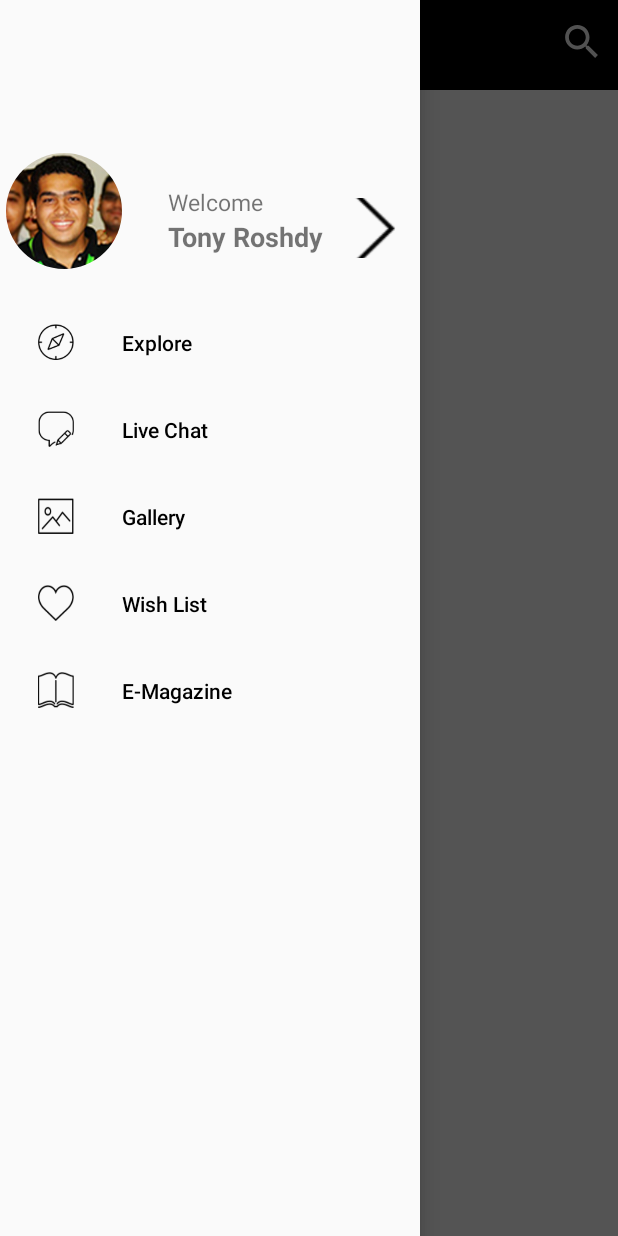
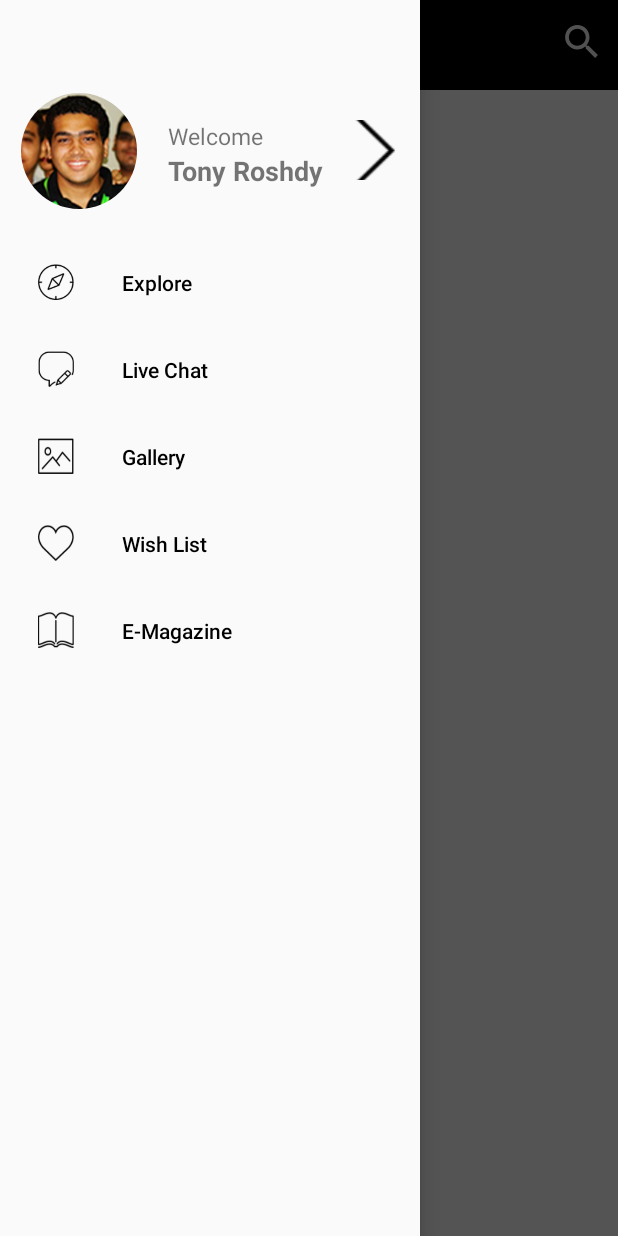
Before and after one commit to mrahmedmamdouh/Link_Development, an Android app: the screen it shows after launch (MainActivity), with the side drawer open, on a phone screen of 412 x 824 dp. Run offline under Robolectric (Android 15) with nearby library versions, the phone set to English and light mode, and no system bars; our stand-ins replace CircleImageView, Room's generated code, data binding.

Commit message:
Clean Code

```diff
--- a/app/src/main/AndroidManifest.xml
+++ b/app/src/main/AndroidManifest.xml
@@ -12,7 +12,8 @@
         android:name=".App"
         android:theme="@style/AppTheme"
         tools:ignore="GoogleAppIndexingWarning">
-        <activity android:name=".ui.activity.MainActivity">
+        <activity android:name=".ui.activity.MainActivity"
+            android:screenOrientation="portrait">
             <intent-filter>
                 <action android:name="android.intent.action.MAIN" />
                 <category android:name="android.intent.category.LAUNCHER" />
--- a/app/src/main/java/com/linkdev/linkdevelopment/model/ArticleRepository/ArticleRepository.java
+++ b/app/src/main/java/com/linkdev/linkdevelopment/model/ArticleRepository/ArticleRepository.java
@@ -52,14 +52,15 @@ public class ArticleRepository {
             @Override
             protected boolean shouldFetch(@Nullable List<Article> data) {
                 Log.d(TAG, "saveCallResult: fetched from network");
-                return true;
+                assert data != null;
+                return data.size() == 0;
             }
 
             @NonNull
             @Override
             protected LiveData<List<Article>> loadFromDb() {
                 Log.d(TAG, "saveCallResult: loaded from database");
-                return articleDao.getAllArticles();
+                return articleDao.getAllArticlesI();
             }
 
             @NonNull
@@ -84,14 +85,15 @@ public class ArticleRepository {
             @Override
             protected boolean shouldFetch(@Nullable List<Article> data) {
                 Log.d(TAG, "saveCallResult: fetched from network");
-                return true;
+                assert data != null;
+                return data.size() == 0;
             }
 
             @NonNull
             @Override
             protected LiveData<List<Article>> loadFromDb() {
                 Log.d(TAG, "saveCallResult: loaded from database");
-                return articleDao.getAllArticles();
+                return articleDao.getAllArticlesII();
             }
 
             @NonNull
--- a/app/src/main/java/com/linkdev/linkdevelopment/presistance/ArticleDao.java
+++ b/app/src/main/java/com/linkdev/linkdevelopment/presistance/ArticleDao.java
@@ -18,7 +18,10 @@ public interface ArticleDao {
     @Insert(onConflict = REPLACE)
     void insertArticle(Article article);
 
-    @Query("SELECT * from article_data")
-    LiveData<List<Article>> getAllArticles();
+    @Query("SELECT * from article_data where id BETWEEN 1 AND 10")
+    LiveData<List<Article>> getAllArticlesI();
+
+    @Query("SELECT * from article_data where id BETWEEN 11 AND 20")
+    LiveData<List<Article>> getAllArticlesII();
 
 }
--- a/app/src/main/java/com/linkdev/linkdevelopment/requests/ArticleApi.java
+++ b/app/src/main/java/com/linkdev/linkdevelopment/requests/ArticleApi.java
@@ -1,10 +1,7 @@
 package com.linkdev.linkdevelopment.requests;
 
-import com.linkdev.linkdevelopment.model.Article;
 import com.linkdev.linkdevelopment.model.ArticleResponse;
 import com.linkdev.linkdevelopment.requests.responses.ApiResponse;
-
-import java.util.List;
 
 import androidx.lifecycle.LiveData;
 import retrofit2.Call;
--- a/app/src/main/java/com/linkdev/linkdevelopment/requests/ServiceGenerator.java
+++ b/app/src/main/java/com/linkdev/linkdevelopment/requests/ServiceGenerator.java
@@ -3,10 +3,6 @@ package com.linkdev.linkdevelopment.requests;
 import com.linkdev.linkdevelopment.utils.Constants;
 import com.linkdev.linkdevelopment.utils.RetrofitCallAdapterFactory;
 
-import java.util.concurrent.TimeUnit;
-
-import okhttp3.OkHttpClient;
-import okhttp3.logging.HttpLoggingInterceptor;
 import retrofit2.Retrofit;
 import retrofit2.converter.gson.GsonConverterFactory;
 
--- a/app/src/main/java/com/linkdev/linkdevelopment/ui/activity/MainActivity.java
+++ b/app/src/main/java/com/linkdev/linkdevelopment/ui/activity/MainActivity.java
@@ -74,7 +74,6 @@ public class MainActivity extends AppCompatActivity implements NavigationView.On
         // as you specify a parent activity in AndroidManifest.xml.
         int id = item.getItemId();
 
-        //noinspection SimplifiableIfStatement
         if (id == R.id.action_search) {
             return true;
         }
--- a/app/src/main/java/com/linkdev/linkdevelopment/ui/adapter/MyArticlesRecyclerViewAdapter.java
+++ b/app/src/main/java/com/linkdev/linkdevelopment/ui/adapter/MyArticlesRecyclerViewAdapter.java
@@ -19,14 +19,16 @@ import com.linkdev.linkdevelopment.model.Article;
 
 import java.time.LocalDateTime;
 import java.time.format.DateTimeFormatter;
+import java.util.ArrayList;
 import java.util.List;
 
 public class MyArticlesRecyclerViewAdapter extends RecyclerView.Adapter<MyArticlesRecyclerViewAdapter.ViewHolder> {
 
-    private final List<Article> mValues;
+    private List<Article> mValues;
     private Context context;
 
     public MyArticlesRecyclerViewAdapter(Context context, List<Article> items) {
+        mValues = new ArrayList<>();
         mValues = items;
         this.context = context;
     }
--- a/app/src/main/java/com/linkdev/linkdevelopment/ui/fragment/ArticlesFragment.java
+++ b/app/src/main/java/com/linkdev/linkdevelopment/ui/fragment/ArticlesFragment.java
@@ -19,6 +19,8 @@ import com.linkdev.linkdevelopment.model.Article;
 import com.linkdev.linkdevelopment.ui.adapter.MyArticlesRecyclerViewAdapter;
 import com.linkdev.linkdevelopment.ui.viewmodel.ArticleViewModel;
 import com.linkdev.linkdevelopment.utils.Resource;
+
+import java.util.ArrayList;
 import java.util.List;
 
 public class ArticlesFragment extends Fragment {
@@ -65,11 +67,13 @@ public class ArticlesFragment extends Fragment {
                 assert resourceResourcePair.first.data != null;
                 assert resourceResourcePair.second.data != null;
                 if (resourceResourcePair.first.data.size() != 0 && resourceResourcePair.second.data.size() != 0) {
-                    List<Article> articles = resourceResourcePair.second.data;
+                    List<Article> articles = new ArrayList<>();
+                    articles.addAll(resourceResourcePair.second.data);
                     articles.addAll(resourceResourcePair.first.data);
                     binding.progressBarShowEnroll.hide();
                     adapter = new MyArticlesRecyclerViewAdapter(getActivity(), articles);
                     binding.list.setAdapter(adapter);
+                    viewModel.getArticles().removeObservers(getViewLifecycleOwner());
                 }
             }
         });
--- a/app/src/main/java/com/linkdev/linkdevelopment/ui/viewmodel/ArticleViewModel.java
+++ b/app/src/main/java/com/linkdev/linkdevelopment/ui/viewmodel/ArticleViewModel.java
@@ -5,7 +5,6 @@ import android.util.Pair;
 
 import com.linkdev.linkdevelopment.model.Article;
 import com.linkdev.linkdevelopment.model.ArticleRepository.ArticleRepository;
-import com.linkdev.linkdevelopment.utils.AbsentLiveData;
 import com.linkdev.linkdevelopment.utils.CombinedLiveData;
 import com.linkdev.linkdevelopment.utils.Resource;
 
@@ -18,21 +17,15 @@ import androidx.lifecycle.MediatorLiveData;
 
 public class ArticleViewModel extends AndroidViewModel {
 
-    private MediatorLiveData<Pair<Resource<List<Article>>,Resource<List<Article>>>> getAllArticles;
+    private MediatorLiveData<Pair<Resource<List<Article>>, Resource<List<Article>>>> getAllArticles;
 
     public ArticleViewModel(@NonNull Application application) {
         super(application);
         ArticleRepository repository = ArticleRepository.getInstance();
-        LiveData<Resource<List<Article>>> getArticle_I = repository.getArticle_I();
-        LiveData<Resource<List<Article>>> getArticle_II = repository.getArticle_II();
-//        getAllArticles = new MediatorLiveData<>();
-//        getAllArticles.addSource(getArticle_I, value -> getAllArticles.setValue(value));
-//        getAllArticles.addSource(getArticle_II, value -> getAllArticles.setValue(value));
-
-        getAllArticles = new CombinedLiveData<>(getArticle_I, getArticle_II);
+        getAllArticles = new CombinedLiveData<>(repository.getArticle_I(), repository.getArticle_II());
     }
 
-    public LiveData<Pair<Resource<List<Article>>,Resource<List<Article>>>> getArticles() {
+    public LiveData<Pair<Resource<List<Article>>, Resource<List<Article>>>> getArticles() {
         return getAllArticles;
     }
 
--- a/app/src/main/java/com/linkdev/linkdevelopment/utils/AbsentLiveData.java
+++ b/app/src/main/java/com/linkdev/linkdevelopment/utils/AbsentLiveData.java
@@ -2,7 +2,7 @@ package com.linkdev.linkdevelopment.utils;
 
 import androidx.lifecycle.LiveData;
 
-// A LiveData class that has {@code null} value.
+
 public class AbsentLiveData extends LiveData {
 
     private AbsentLiveData() {
--- a/app/src/main/res/layout/fragment_articles.xml
+++ b/app/src/main/res/layout/fragment_articles.xml
@@ -41,7 +41,7 @@
 
             <TextView
                 android:id="@+id/author"
-                android:layout_width="wrap_content"
+                android:layout_width="0dp"
                 android:layout_height="wrap_content"
                 android:layout_margin="@dimen/text_margin"
                 android:textAppearance="?attr/textAppearanceListItem"
--- a/app/src/main/res/layout/nav_header.xml
+++ b/app/src/main/res/layout/nav_header.xml
@@ -2,7 +2,6 @@
 <androidx.constraintlayout.widget.ConstraintLayout
     xmlns:android="http://schemas.android.com/apk/res/android"
     xmlns:app="http://schemas.android.com/apk/res-auto"
-    xmlns:tools="http://schemas.android.com/tools"
     android:orientation="vertical"
     android:layout_width="match_parent"
     android:layout_height="match_parent">
@@ -12,8 +11,8 @@
         android:layout_width="77dp"
         android:layout_height="81dp"
         android:layout_gravity="center"
-        android:layout_marginStart="4dp"
-        android:layout_marginTop="100dp"
+        android:layout_marginStart="14dp"
+        android:layout_marginTop="60dp"
         android:scaleType="centerCrop"
         android:src="@drawable/profile"
         app:layout_constraintStart_toStartOf="parent"
@@ -23,7 +22,7 @@
         android:id="@+id/appCompatTextView2"
         android:layout_width="wrap_content"
         android:layout_height="wrap_content"
-        android:layout_marginTop="124dp"
+        android:layout_marginTop="80dp"
         android:text="@string/welcome"
         android:textSize="15sp"
         app:layout_constraintEnd_toEndOf="parent"
@@ -45,7 +44,7 @@
     <androidx.appcompat.widget.AppCompatImageView
         android:layout_width="43dp"
         android:layout_height="40dp"
-        android:layout_marginTop="132dp"
+        android:layout_marginTop="80dp"
         android:layout_marginEnd="16dp"
         android:scaleType="centerCrop"
         android:src="@drawable/arrow"
--- a/app/src/main/res/navigation/nav_graph.xml
+++ b/app/src/main/res/navigation/nav_graph.xml
@@ -2,7 +2,6 @@
 <navigation xmlns:android="http://schemas.android.com/apk/res/android"
     xmlns:app="http://schemas.android.com/apk/res-auto"
     xmlns:tools="http://schemas.android.com/tools"
-    android:id="@+id/nav_graph"
     app:startDestination="@id/articlesFragment">
 
     <fragment
--- a/app/src/main/res/values/strings.xml
+++ b/app/src/main/res/values/strings.xml
@@ -12,7 +12,6 @@
     <string name="search">Search</string>
 
     <!-- TODO: Remove or change this placeholder text -->
-    <string name="hello_blank_fragment">Hello blank fragment</string>
     <string name="open_website">OPEN WEBSITE</string>
 
 </resources>
```
Also changed, not shown: app/src/main/java/com/linkdev/linkdevelopment/dummy/DummyContent.java (deleted, +0 -72 lines), app/src/main/res/drawable/hamburger_menu.png (deleted), app/src/main/res/drawable/selected.png (deleted), 1 other file.
